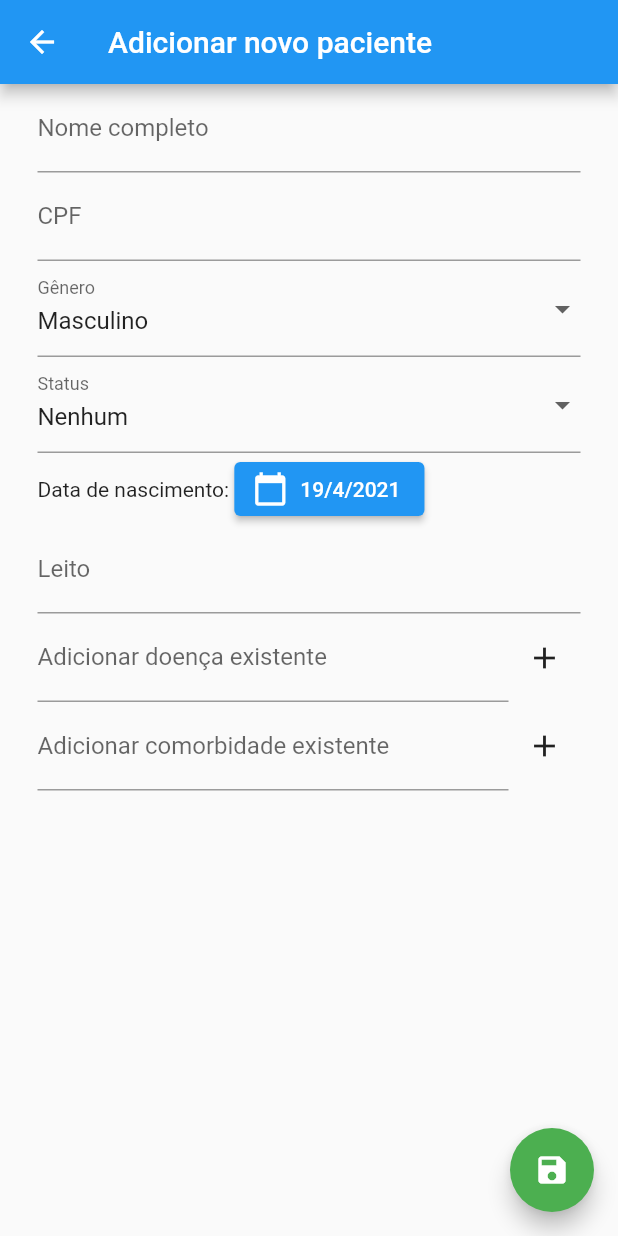
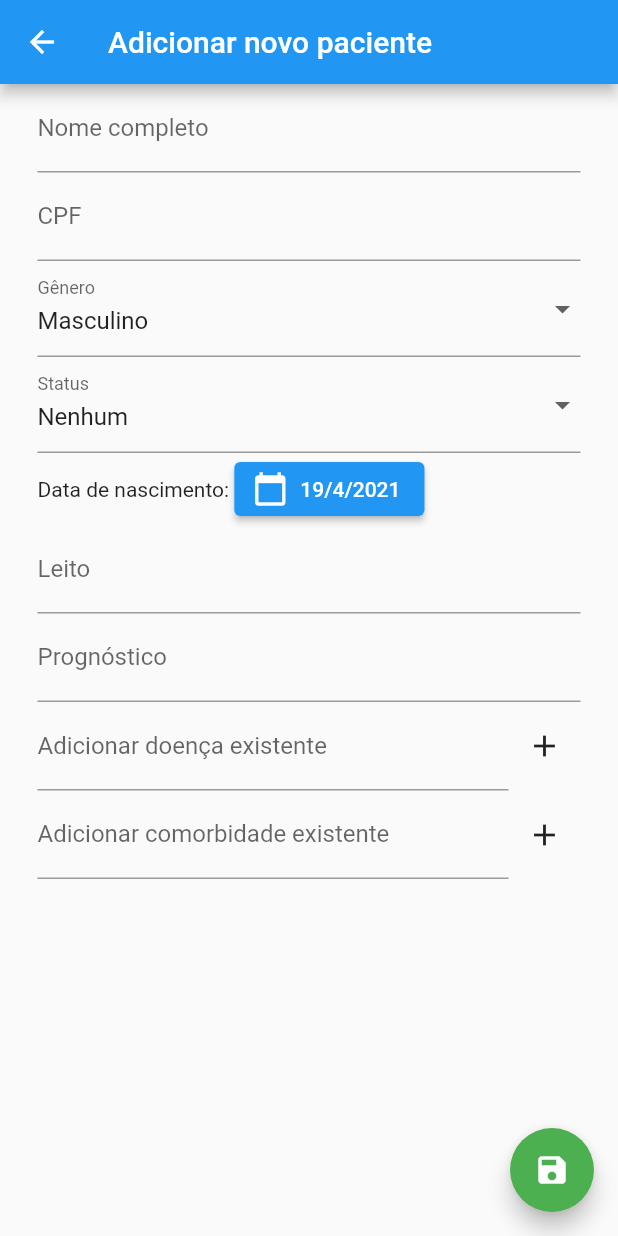
Before and after one commit to juanxjk/app-medical-monitor-mobile, a Flutter app: the PatientAddView screen opened directly with empty values, on a phone screen of 412 x 824 dp. Run offline on Flutter 3.47's test engine with Material 2 defaults, Android fonts, the phone set to English and light mode, and no system bars; our stand-ins replace jwt_decoder.

Commit message:
feat(view/patientAdd): add prognosis textField

```diff
--- a/lib/views/patient_add_view.dart
+++ b/lib/views/patient_add_view.dart
@@ -215,6 +215,22 @@ class _PatientAddViewState extends State<PatientAddView> {
     ],
   );
 
+  late final _prognosisTextField = Row(
+    children: [
+      Flexible(
+        child: TextFormField(
+          initialValue: _patient.prognosis,
+          onChanged: (newValue) {
+            setState(() {
+              _patient.prognosis = newValue;
+            });
+          },
+          decoration: _getDecoration(labelText: "Prognóstico"),
+        ),
+      ),
+    ],
+  );
+
   _buildMenuAdd({required String title, required List<String> list}) {
     _buildList({required List<String> list}) {
       return list.asMap().entries.map((entry) {
@@ -302,6 +318,7 @@ class _PatientAddViewState extends State<PatientAddView> {
                   _statusDropdownField,
                   _birthDateField,
                   _bedTextField,
+                  _prognosisTextField,
                   _buildMenuAdd(
                       title: "Adicionar doença existente",
                       list: _patient.illnesses),
```
